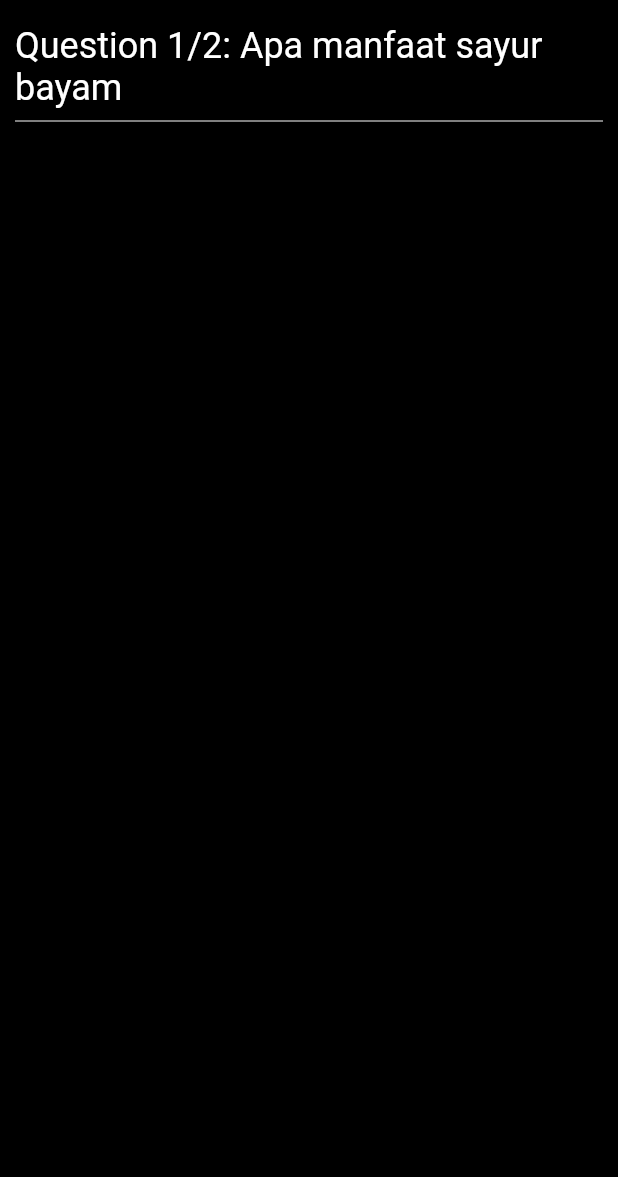
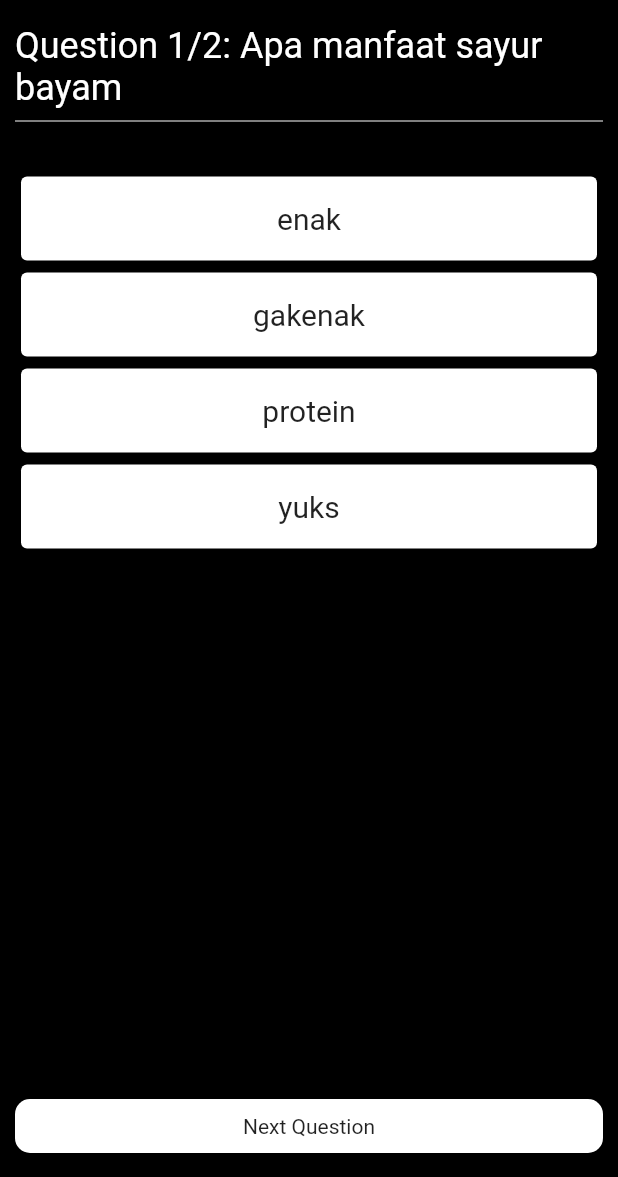
Before and after one commit to aldinurhanudin/quiz_firebase, a Flutter app: the screen it shows after launch, on a phone screen of 412 x 824 dp, the part 59-1236 px from its top. Run offline on Flutter 3.47's test engine with Material 2 defaults, Android fonts, the phone set to English and light mode, and no system bars.

Commit message:
ini udah sama par5options dan part6problem

```diff
--- a/lib/screens/home_screen.dart
+++ b/lib/screens/home_screen.dart
@@ -1,28 +1,26 @@
 import 'package:flutter/material.dart';
-import 'package:flutter/src/widgets/framework.dart';
-import 'package:flutter/src/widgets/placeholder.dart';
 import 'package:quiz/constants.dart';
 import 'package:quiz/models/question_model.dart';
+import 'package:quiz/widgets/next_button.dart';
+import 'package:quiz/widgets/option_card.dart';
 import 'package:quiz/widgets/question_widget.dart';
 
 class HomeScreen extends StatefulWidget {
-  const HomeScreen({super.key});
+  const HomeScreen({Key? key}) : super(key: key);
 
   @override
   State<HomeScreen> createState() => _HomeScreenState();
 }
 
 class _HomeScreenState extends State<HomeScreen> {
-  @override
-  Widget build(BuildContext context) {
   List<Question> _questions = [
     Question(
       id: '10',
       title: 'Apa manfaat sayur bayam',
       options: {
         'enak': false,
-          'gakenak': false,
-          'protein': true,
+        'gakenak': true,
+        'protein': false,
         'yuks': false
       },
     ),
@@ -39,6 +37,37 @@ class _HomeScreenState extends State<HomeScreen> {
   ];
 
   int index = 0;
+  bool isPressed = false;
+
+  void nextQuestion() {
+    if (index == _questions.length - 1) {
+      return;
+    } else {
+      if (isPressed) {
+        setState(() {
+          index++;
+          isPressed = false;
+        });
+      } else {
+        ScaffoldMessenger.of(context).showSnackBar(
+          SnackBar(
+            content: Text('please select any option'),
+            behavior: SnackBarBehavior.floating,
+            margin: EdgeInsets.symmetric(vertical: 20),
+          ),
+        );
+      }
+    }
+  }
+
+  void changeColor() {
+    setState(() {
+      isPressed = true;
+    });
+  }
+
+  @override
+  Widget build(BuildContext context) {
     return Scaffold(
       backgroundColor: background,
       appBar: AppBar(
@@ -61,9 +90,29 @@ class _HomeScreenState extends State<HomeScreen> {
             Divider(
               color: neutral,
             ),
+            SizedBox(
+              height: 25,
+            ),
+            for (int i = 0; i < _questions[index].options.length; i++)
+              OptionCard(
+                option: _questions[index].options.keys.toList()[i],
+                color: isPressed
+                    ? _questions[index].options.values.toList()[i] == true
+                        ? correct
+                        : incorrect
+                    : neutral,
+                onTap: changeColor,
+              ),
           ],
         ),
       ),
+      floatingActionButton: Padding(
+        padding: const EdgeInsets.symmetric(horizontal: 10),
+        child: NextButton(
+          nextQuestion: nextQuestion,
+        ),
+      ),
+      floatingActionButtonLocation: FloatingActionButtonLocation.centerFloat,
     );
   }
 }
--- /dev/null
+++ b/lib/widgets/next_button.dart
@@ -0,0 +1,31 @@
+import 'package:flutter/material.dart';
+import 'package:flutter/src/widgets/framework.dart';
+import 'package:flutter/src/widgets/placeholder.dart';
+import 'package:quiz/constants.dart';
+
+class NextButton extends StatelessWidget {
+  const NextButton({Key? key, required this.nextQuestion}) : super(key: key);
+  final VoidCallback nextQuestion;
+
+  @override
+  Widget build(BuildContext context) {
+    return GestureDetector(
+      onTap: nextQuestion,
+      // onTap: () {
+      //   print('clicked');
+      // },
+      child: Container(
+        width: double.infinity,
+        decoration: BoxDecoration(
+          color: neutral,
+          borderRadius: BorderRadius.circular(10),
+        ),
+        padding: EdgeInsets.symmetric(vertical: 10.0),
+        child: Text(
+          'Next Question',
+          textAlign: TextAlign.center,
+        ),
+      ),
+    );
+  }
+}
--- /dev/null
+++ b/lib/widgets/option_card.dart
@@ -0,0 +1,37 @@
+import 'package:flutter/material.dart';
+import 'package:flutter/src/widgets/framework.dart';
+import 'package:flutter/src/widgets/placeholder.dart';
+import 'package:quiz/constants.dart';
+
+class OptionCard extends StatelessWidget {
+  const OptionCard({
+    Key? key,
+    required this.option,
+    required this.color,
+    required this.onTap,
+  }) : super(key: key);
+  final String option;
+  final VoidCallback onTap;
+  final Color color;
+  @override
+  Widget build(BuildContext context) {
+    return GestureDetector(
+      onTap: onTap,
+      // onTap: () {
+      //   print('clicked');
+      // },
+      child: Card(
+        color: color,
+        child: ListTile(
+          title: Text(
+            option,
+            textAlign: TextAlign.center,
+            style: TextStyle(
+              fontSize: 20,
+            ),
+          ),
+        ),
+      ),
+    );
+  }
+}
--- a/lib/widgets/question_widget.dart
+++ b/lib/widgets/question_widget.dart
@@ -9,7 +9,7 @@ class QuestionWidget extends StatelessWidget {
     required this.question,
     required this.indexAction,
     required this.totalQuestions,
-  });
+  }) : super(key: key);
 
   final String question;
   final int indexAction;
```
Lines whose indentation alone changed are shown as unchanged.
